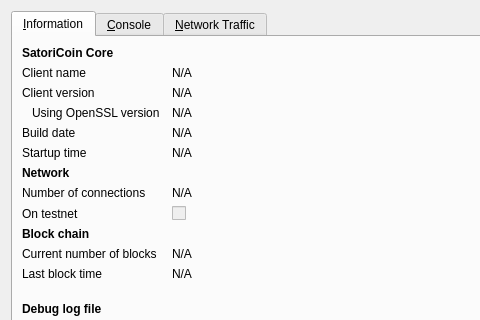
MyCryptoCoins/Helium, file src/qt/forms/rpcconsole.ui: the form before one commit; both pictures show x 0 to 480 and y 0 to 320 of the 740 by 450 pixel window.
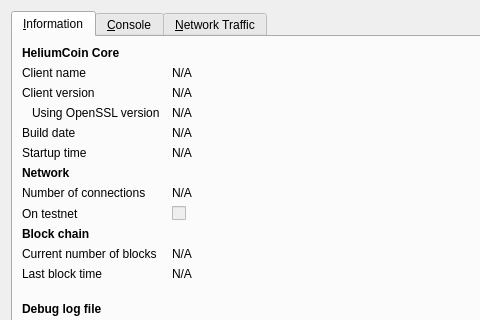
The form after the commit. Icons and pictures are not drawn. Custom widgets are drawn as their Qt base class.

Diff of the .ui file:
```diff
--- a/src/qt/forms/rpcconsole.ui
+++ b/src/qt/forms/rpcconsole.ui
@@ -36,7 +36,7 @@
           </font>
          </property>
          <property name="text">
-          <string>SatoriCoin Core</string>
+          <string>HeliumCoin Core</string>
          </property>
         </widget>
        </item>
```
Left out of the diff: 6 changed lines with no effect on the pictures.
